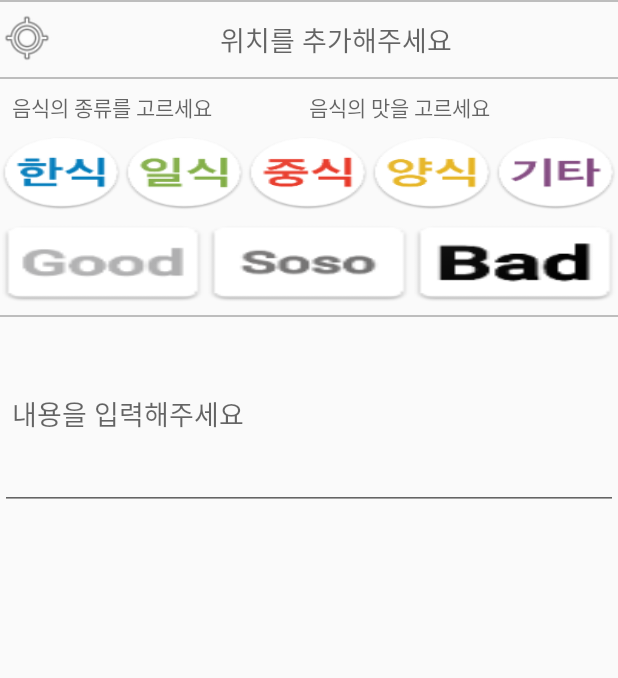
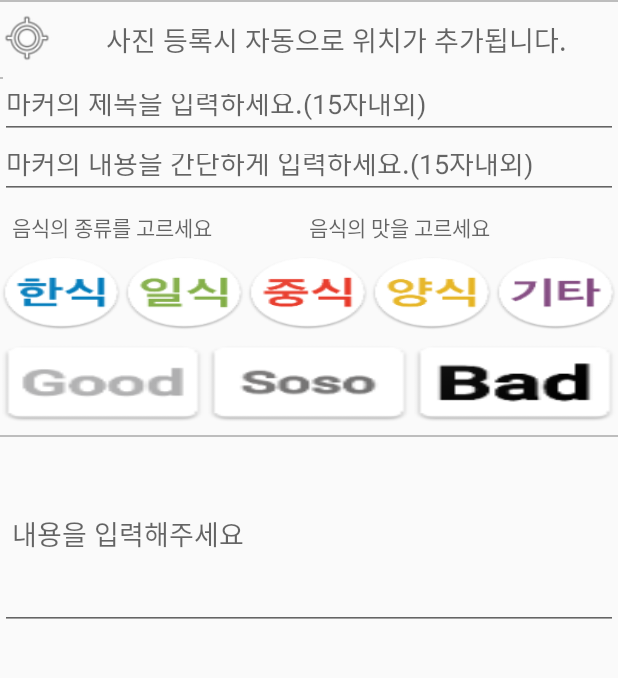
Before and after one commit to jjunji/Foolog, an Android app: the WriteActivity screen opened directly, with no data from a screen before it, after a tap on an icon or button, on a phone screen of 412 x 824 dp, the part 528-1206 px from its top. Run offline under Robolectric (Android 15) with nearby library versions, the light colour scheme and no system bars; pictures from the network do not load; Roboto replaces fonts that are not available here.

Commit message:
지도 마커(제목,내용) 서버 통신 완료 close #17

```diff
--- a/Foolog/app/src/main/java/fastcampus/team1/foolog/LoginActivity.java
+++ b/Foolog/app/src/main/java/fastcampus/team1/foolog/LoginActivity.java
@@ -9,7 +9,6 @@ import android.util.Log;
 import android.view.View;
 import android.widget.Button;
 import android.widget.EditText;
-import android.widget.TextView;
 import android.widget.Toast;
 
 import fastcampus.team1.foolog.model.Login;
@@ -112,7 +111,7 @@ public class LoginActivity extends AppCompatActivity implements View.OnClickList
     private void setNetwork(){
         // 레트로핏 객체 정의
         Retrofit retrofit = new Retrofit.Builder()
-                .baseUrl("http://foolog.jos-project.xyz/api/")
+                .baseUrl("http://foolog.jos-project.xyz/")
                 .addConverterFactory(GsonConverterFactory.create())
                 .build();
         // 실제 서비스 인터페이스 생성.
--- a/Foolog/app/src/main/java/fastcampus/team1/foolog/WriteActivity.java
+++ b/Foolog/app/src/main/java/fastcampus/team1/foolog/WriteActivity.java
@@ -27,7 +27,6 @@ import com.bumptech.glide.Glide;
 import java.io.ByteArrayOutputStream;
 import java.io.File;
 
-import fastcampus.team1.foolog.Map.MapsActivity;
 import fastcampus.team1.foolog.model.WriteListResult;
 import okhttp3.MediaType;
 import okhttp3.MultipartBody;
@@ -57,7 +56,7 @@ public class WriteActivity extends AppCompatActivity implements View.OnClickList
     private RadioGroup rgFood;
     private RadioGroup rgTaste;
     private TextView txtTaste;
-    private TextView txtMap;
+    private TextView txtAdress;
     private EditText editContent;
 
     String imagePath;
@@ -70,6 +69,8 @@ public class WriteActivity extends AppCompatActivity implements View.OnClickList
     private ImageView tagimgGood;
     private ImageView tagimgSoso;
     private ImageView tagimgBad;
+    private EditText editTitle;
+    private EditText editMemo;
 
     @Override
     protected void onCreate(Bundle savedInstanceState) {
@@ -88,7 +89,7 @@ public class WriteActivity extends AppCompatActivity implements View.OnClickList
         btnBack.setOnClickListener(this);
         btnPost.setOnClickListener(this);
         WriteImage.setOnClickListener(this);
-        txtMap.setOnClickListener(this);
+        txtAdress.setOnClickListener(this);
     }
 
     /**
@@ -111,7 +112,7 @@ public class WriteActivity extends AppCompatActivity implements View.OnClickList
         rgFood = (RadioGroup) findViewById(R.id.rgFood);
         rgTaste = (RadioGroup) findViewById(R.id.rgTaste);
         txtTaste = (TextView) findViewById(R.id.txtTaste);
-        txtMap = (TextView) findViewById(R.id.txtMap);
+        txtAdress = (TextView) findViewById(R.id.txtAdress);
         editContent = (EditText) findViewById(R.id.editContent);
         tagimgKorea = (ImageView) findViewById(R.id.tagimgKorea);
         tagimgJapan = (ImageView) findViewById(R.id.tagimgJapan);
@@ -121,12 +122,14 @@ public class WriteActivity extends AppCompatActivity implements View.OnClickList
         tagimgGood = (ImageView) findViewById(R.id.tagimgGood);
         tagimgSoso = (ImageView) findViewById(R.id.tagimgSoso);
         tagimgBad = (ImageView) findViewById(R.id.tagimgBad);
+        editTitle = (EditText) findViewById(R.id.editTitle);
+        editMemo = (EditText) findViewById(R.id.editMemo);
     }
 
     /**
      * 버튼 onClick
      * 각각의 onClick 이벤트를 나타내 주었다. btnBack, btnPost은 우선 뒤로가기로 해놨다.
-     * WriteImage에 클릭이 가능하게끔 Clickable을 주었다.  + txtMap에도
+     * WriteImage에 클릭이 가능하게끔 Clickable을 주었다.  + txtAdress에도
      * WriteImage는 선택한 이미지를 돌려받기 위해서 starActivityforResult를 쓴다
      */
     @Override
@@ -145,10 +148,10 @@ public class WriteActivity extends AppCompatActivity implements View.OnClickList
                 intent = new Intent(Intent.ACTION_PICK, MediaStore.Images.Media.EXTERNAL_CONTENT_URI);
                 startActivityForResult(Intent.createChooser(intent, "앱을 선택하세요"), 100);
                 break;
-            case R.id.txtMap:
-                intent = new Intent(this, MapsActivity.class);
-                startActivity(intent);
-                break;
+//            case R.id.txtAdress:
+//                intent = new Intent(this, MapsActivity.class);
+//                startActivity(intent);
+//                break;
         }
     }
 
@@ -267,8 +270,9 @@ public class WriteActivity extends AppCompatActivity implements View.OnClickList
 
     }
 
-
-
+    /**
+     * 네트워크 통신하는 함수
+     */
     private void uploadFile() {
 
         SharedPreferences storage = getSharedPreferences("storage", Activity.MODE_PRIVATE);
@@ -284,14 +288,14 @@ public class WriteActivity extends AppCompatActivity implements View.OnClickList
         progressDialog.setMessage("글작성 중입니다 잠시만 기달려주세요...");
         progressDialog.show();
 
-        // okhttp log interceptor 사용
+        // okhttp log interceptor 사용해서 자세한 로그값을 확인한다.
         HttpLoggingInterceptor logging = new HttpLoggingInterceptor();
         logging.setLevel(HttpLoggingInterceptor.Level.BODY);
         OkHttpClient client = new OkHttpClient.Builder().addInterceptor(logging).build();
 
         // 레트로핏 정의
         Retrofit retrofit = new Retrofit.Builder()
-                .baseUrl("http://foolog.jos-project.xyz/api/")
+                .baseUrl("http://foolog.jos-project.xyz/")
                 .addConverterFactory(GsonConverterFactory.create())
                 .client(client)
                 .build();
@@ -302,11 +306,11 @@ public class WriteActivity extends AppCompatActivity implements View.OnClickList
 
         MultipartBody.Part photo = null;
 
-        if(imagePath != null){
+        if (imagePath != null) {
             File file = new File(imagePath);
             Log.e("WriteActivity", "file(imagePath)====" + file);
             Log.e("WriteActivity", "file.getname===" + file.getName());
-    //        RequestBody requestFile = RequestBody.create(MediaType.parse("multipart/form-data"),file);
+            //        RequestBody requestFile = RequestBody.create(MediaType.parse("multipart/form-data"),file);
 
 
             // 이미지를 비트맵으로 변환하는 옵션을 만들어준다
@@ -333,12 +337,12 @@ public class WriteActivity extends AppCompatActivity implements View.OnClickList
 //        MultipartBody.Part text = MultipartBody.Part.createFormData("text", editContent.getText().toString());
 //        MultipartBody.Part tags = MultipartBody.Part.createFormData("tags",txtFood.getText().toString()+","+txtTaste.getText().toString());
 
-
         RequestBody text = RequestBody.create(MediaType.parse("text/plain"), editContent.getText().toString());
         RequestBody tags = RequestBody.create(MediaType.parse("text/plain"), txtFood.getText().toString() + "," + txtTaste.getText().toString());
+        RequestBody title = RequestBody.create(MediaType.parse("text/plain"), editTitle.getText().toString());
+        RequestBody memo = RequestBody.create(MediaType.parse("text/plain"), editMemo.getText().toString());
 
-
-        Call<WriteListResult> call = service.uploadImage(send_token, photo, text, tags);
+        Call<WriteListResult> call = service.uploadImage(send_token, photo, text, tags, title, memo);
         call.enqueue(new Callback<WriteListResult>() {
             @Override
             public void onResponse(Call<WriteListResult> call, Response<WriteListResult> response) {
--- a/Foolog/app/src/main/java/fastcampus/team1/foolog/iService.java
+++ b/Foolog/app/src/main/java/fastcampus/team1/foolog/iService.java
@@ -9,7 +9,6 @@ import okhttp3.MultipartBody;
 import okhttp3.RequestBody;
 import retrofit2.Call;
 import retrofit2.http.Body;
-import retrofit2.http.GET;
 import retrofit2.http.Header;
 import retrofit2.http.Multipart;
 import retrofit2.http.POST;
@@ -38,11 +37,12 @@ public interface iService {
     Call<WriteListResult> uploadImage(@Header("Authorization") String send_token,
                                       @Part MultipartBody.Part photo,
                                       @Part("text") RequestBody text,
-                                      @Part("tags") RequestBody tags
-//                                      @Part MultipartBody.Part date,
+                                      @Part("tags") RequestBody tags,
+                                      @Part("title") RequestBody title,
+                                      @Part("memo") RequestBody memo
 //                                      @Part MultipartBody.Part longitude,
 //                                      @Part MultipartBody.Part latitude,
-//                                      @Part MultipartBody.Part memo
+//                                      @Part MultipartBody.Part date,
                                         );
 
 
--- a/Foolog/app/src/main/res/layout/activity_write.xml
+++ b/Foolog/app/src/main/res/layout/activity_write.xml
@@ -82,7 +82,7 @@
                 app:srcCompat="@android:drawable/ic_menu_mylocation" />
 
             <TextView
-                android:id="@+id/txtMap"
+                android:id="@+id/txtAdress"
                 android:layout_width="match_parent"
                 android:layout_height="50dp"
                 android:layout_weight="1"
@@ -97,7 +97,7 @@
         <LinearLayout
             android:layout_width="match_parent"
             android:layout_height="match_parent"
-            android:orientation="horizontal">
+            android:orientation="vertical">
 
             <View
                 android:id="@+id/view4"
@@ -105,6 +105,22 @@
                 android:layout_height="1dp"
                 android:layout_weight="1"
                 android:background="#BDBDBD" />
+
+            <EditText
+                android:id="@+id/editTitle"
+                android:hint="@string/write_marker_title"
+                android:singleLine="true"
+                android:maxLength="15"
+                android:layout_width="match_parent"
+                android:layout_height="40dp" />
+
+            <EditText
+                android:id="@+id/editMemo"
+                android:singleLine="true"
+                android:maxLength="15"
+                android:layout_width="match_parent"
+                android:layout_height="40dp"
+                android:hint="@string/write_marker_snippet" />
 
         </LinearLayout>
 
@@ -295,6 +311,8 @@
                 android:layout_weight="1"
                 android:background="#BDBDBD" />
 
+
+
         </LinearLayout>
 
 
--- a/Foolog/app/src/main/res/values/strings.xml
+++ b/Foolog/app/src/main/res/values/strings.xml
@@ -8,10 +8,12 @@
     <string name="action_settings">Settings</string>
 
 
-    <string name="write_locate">위치를 추가해주세요</string>
+    <string name="write_locate">사진 등록시 자동으로 위치가 추가됩니다.</string>
     <string name="select_food">음식의 종류를 고르세요</string>
     <string name="select_taste">음식의 맛을 고르세요</string>
     <string name="write_text">내용을 입력해주세요</string>
+    <string name="write_marker_title">마커의 제목을 입력하세요.(15자내외)</string>
+    <string name="write_marker_snippet">마커의 내용을 간단하게 입력하세요.(15자내외)</string>
 
 
     <!--todo 임시로 string을 부여했고 다듬으려면 CustomView를 통해서 태그를 만들어 놔야 한다. -->
```
